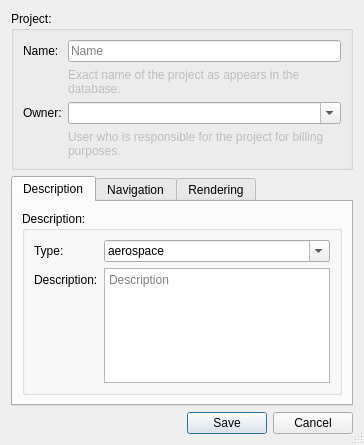
First picture: the form in forms/repo_dialog_project.ui, repository 3drepo/3drepogui, before the edit.
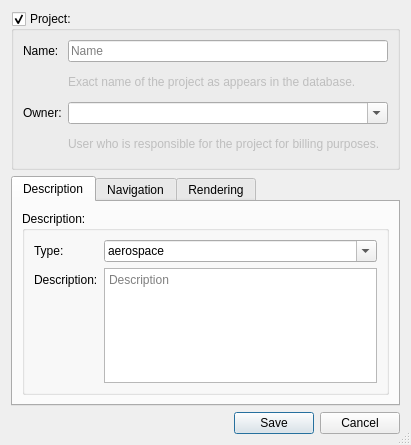
Second picture: the form after the edit.

```diff
--- a/forms/repo_dialog_project.ui
+++ b/forms/repo_dialog_project.ui
@@ -6,8 +6,8 @@
    <rect>
     <x>0</x>
     <y>0</y>
-    <width>364</width>
-    <height>403</height>
+    <width>411</width>
+    <height>431</height>
    </rect>
   </property>
   <property name="sizePolicy">
@@ -34,6 +34,9 @@
      <property name="title">
       <string>Project:</string>
      </property>
+     <property name="checkable">
+      <bool>true</bool>
+     </property>
      <layout class="QFormLayout" name="formLayout">
       <item row="0" column="0">
        <widget class="QLabel" name="nameLabel">
```
Left out of the diff: 2 changed lines with no effect on the pictures.
